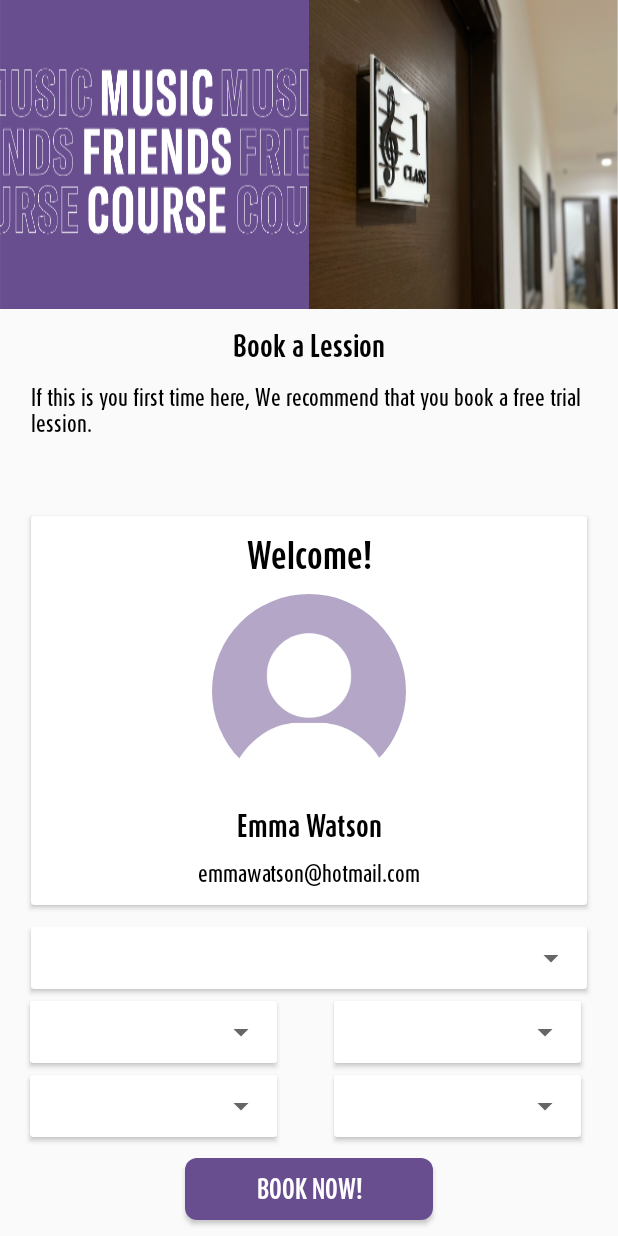
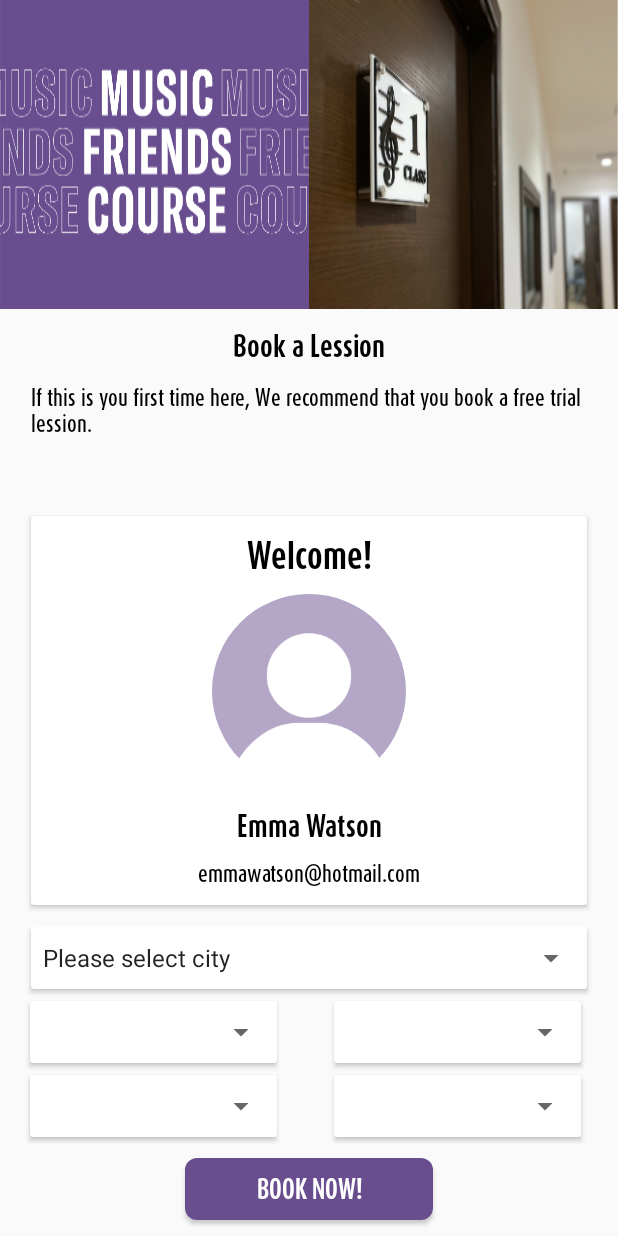
Before and after one commit to Sandeep-svf/yamaha, an Android app: the fragment BookingFragment shown on its own in the app's theme, on a phone screen of 412 x 824 dp. Run offline under Robolectric (Android 15) with nearby library versions, the phone set to English and light mode, and no system bars; our stand-ins replace CircleImageView; pictures from the network do not load.

Commit message:
lost code recoverd on 7 october

```diff
--- a/app/src/main/java/com/webnmobapps/yamaha/events/EventFragment.java
+++ b/app/src/main/java/com/webnmobapps/yamaha/events/EventFragment.java
@@ -17,6 +17,7 @@ import android.util.Log;
 import android.view.LayoutInflater;
 import android.view.View;
 import android.view.ViewGroup;
+import android.widget.TableLayout;
 import android.widget.Toast;
 
 import com.bumptech.glide.Glide;
@@ -61,7 +62,7 @@ public class EventFragment extends Fragment {
 
         if(StaticKey.languageEn.equals(language)){
             typeface = ResourcesCompat.getFont(getActivity(), R.font.daxcompact_bold);
-          //  book_tx1.setTypeface(typeface);
+           // tabLayout.setTypeface(typeface);
 
 
             typeface = ResourcesCompat.getFont(getActivity(), R.font.daxcompact_medium);
--- a/app/src/main/res/layout/fragment_booking.xml
+++ b/app/src/main/res/layout/fragment_booking.xml
@@ -293,6 +293,8 @@
                     app:layout_constraintTop_toTopOf="parent"
                     android:gravity="fill"
 
+                    android:entries="@array/string_array_city"
+
                     >
 
                 </androidx.appcompat.widget.AppCompatSpinner>
--- a/app/src/main/res/values/strings.xml
+++ b/app/src/main/res/values/strings.xml
@@ -169,5 +169,19 @@
         <item>City</item>
     </string-array>
 
+    <string-array name="string_array_city">
+        <item>Please select city</item>
+        <item>Riyadh</item>
+        <item>Jeddah</item>
+    </string-array>
+
+    <string-array name="string_array_course">
+        <item>Select course</item>
+        <item>Junior Course</item>
+        <item>Jeddah</item>
+    </string-array>
+
+
+
 
 </resources>
```
